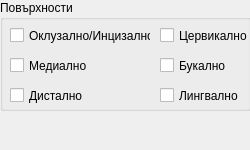
This is src/View/ProcedureDialog/Widgets/SurfaceSelector.ui in thefinalcutbg/DinoDent as Qt 5 draws it before an edit. The edited form follows.
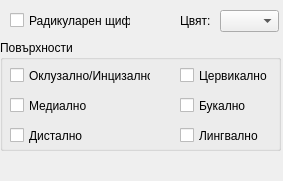
This is the edited form.

Commit message: Pre-template surfaces

```diff
--- a/src/View/ProcedureDialog/Widgets/SurfaceSelector.ui
+++ b/src/View/ProcedureDialog/Widgets/SurfaceSelector.ui
@@ -6,8 +6,8 @@
    <rect>
     <x>0</x>
     <y>0</y>
-    <width>250</width>
-    <height>150</height>
+    <width>283</width>
+    <height>181</height>
    </rect>
   </property>
   <property name="windowTitle">
@@ -17,8 +17,8 @@
    <property name="geometry">
     <rect>
      <x>0</x>
-     <y>0</y>
-     <width>251</width>
+     <y>40</y>
+     <width>281</width>
      <height>111</height>
     </rect>
    </property>
@@ -28,7 +28,7 @@
    <widget class="QCheckBox" name="l_check">
     <property name="geometry">
      <rect>
-      <x>160</x>
+      <x>180</x>
       <y>80</y>
       <width>81</width>
       <height>31</height>
@@ -67,7 +67,7 @@
    <widget class="QCheckBox" name="c_check">
     <property name="geometry">
      <rect>
-      <x>160</x>
+      <x>180</x>
       <y>20</y>
       <width>101</width>
       <height>31</height>
@@ -80,7 +80,7 @@
    <widget class="QCheckBox" name="b_check">
     <property name="geometry">
      <rect>
-      <x>160</x>
+      <x>180</x>
       <y>50</y>
       <width>81</width>
       <height>31</height>
@@ -108,7 +108,7 @@
    <property name="geometry">
     <rect>
      <x>10</x>
-     <y>110</y>
+     <y>150</y>
      <width>231</width>
      <height>31</height>
     </rect>
@@ -123,6 +123,45 @@
     <bool>true</bool>
    </property>
   </widget>
+  <widget class="QCheckBox" name="post_check">
+   <property name="geometry">
+    <rect>
+     <x>10</x>
+     <y>10</y>
+     <width>121</width>
+     <height>21</height>
+    </rect>
+   </property>
+   <property name="text">
+    <string>Радикуларен щифт</string>
+   </property>
+  </widget>
+  <widget class="QComboBox" name="combo_color">
+   <property name="geometry">
+    <rect>
+     <x>220</x>
+     <y>10</y>
+     <width>59</width>
+     <height>22</height>
+    </rect>
+   </property>
+   <property name="editable">
+    <bool>false</bool>
+   </property>
+  </widget>
+  <widget class="QLabel" name="label">
+   <property name="geometry">
+    <rect>
+     <x>180</x>
+     <y>10</y>
+     <width>47</width>
+     <height>21</height>
+    </rect>
+   </property>
+   <property name="text">
+    <string>Цвят:</string>
+   </property>
+  </widget>
  </widget>
  <layoutdefault spacing="6" margin="11"/>
  <resources/>
```
The commit also changes 56 other files.
